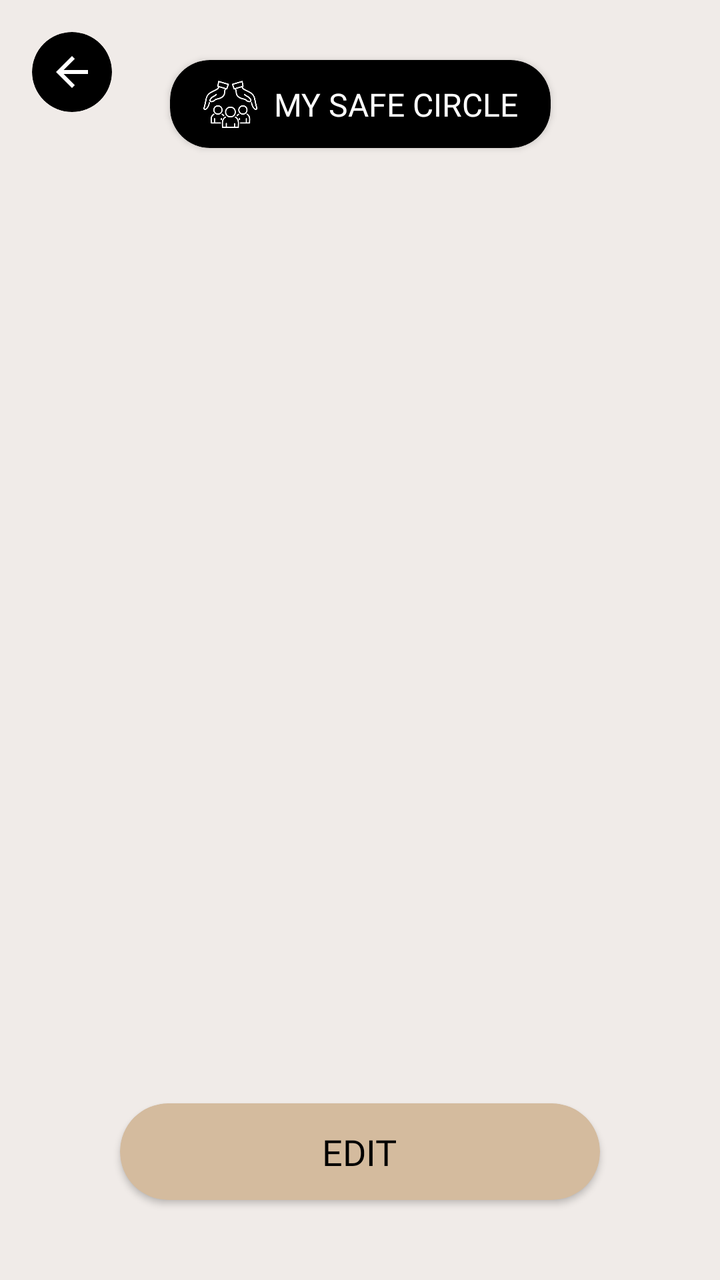
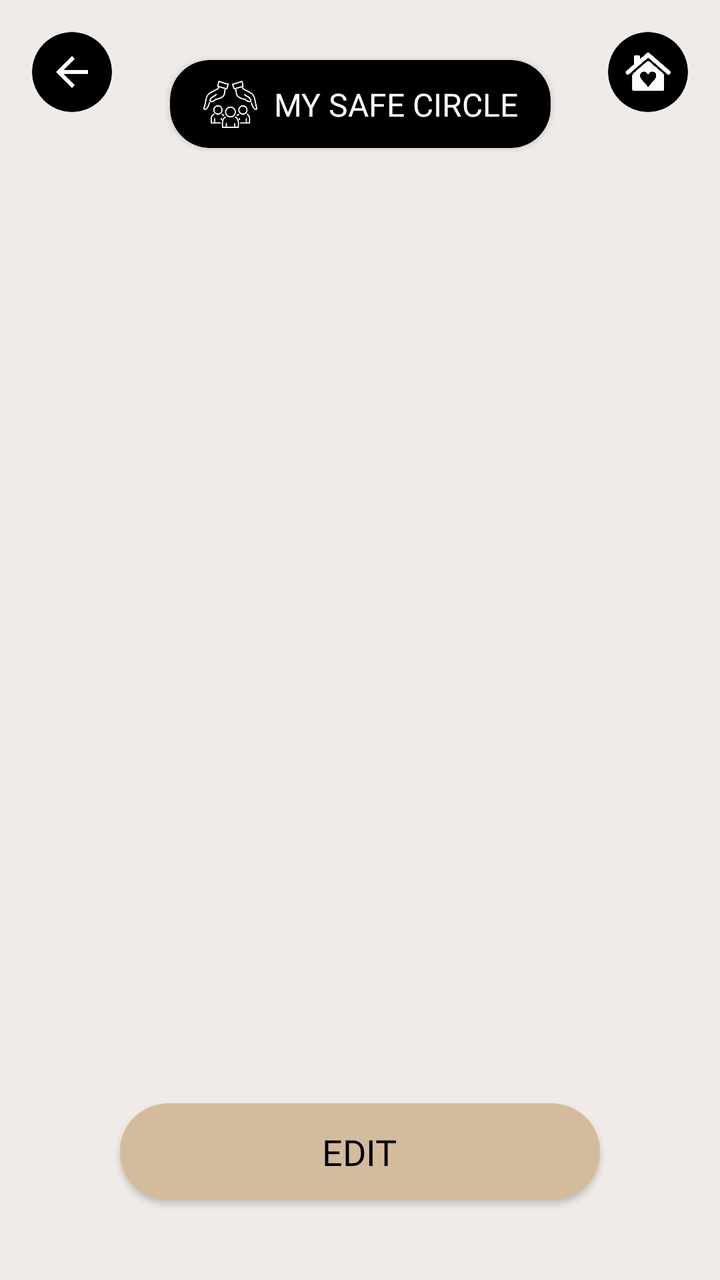

Screens rendered from an Android XML layout before and after an edit, with the pre-edit source and the edit as a unified diff.
<!-- AndroidManifest.xml: application theme Theme.SafeHer -->
<!-- res/layout/fragment_my_safe_circle.xml -->
<?xml version="1.0" encoding="utf-8"?>
<androidx.constraintlayout.widget.ConstraintLayout
    xmlns:android="http://schemas.android.com/apk/res/android"
    xmlns:app="http://schemas.android.com/apk/res-auto"
    android:layout_width="match_parent"
    android:layout_height="match_parent"
    android:background="@color/cream_background">

    
    <androidx.cardview.widget.CardView
        android:id="@+id/backButtonCard"
        android:layout_width="40dp"
        android:layout_height="40dp"
        android:layout_marginStart="16dp"
        android:layout_marginTop="16dp"
        app:cardBackgroundColor="#000000"
        app:cardCornerRadius="20dp"
        app:cardElevation="0dp"
        app:layout_constraintStart_toStartOf="parent"
        app:layout_constraintTop_toTopOf="parent">

        <ImageView
            android:id="@+id/backButton"
            android:layout_width="24dp"
            android:layout_height="24dp"
            android:layout_gravity="center"
            android:contentDescription="Back"
            android:src="@drawable/ic_back"
            app:tint="#FFFFFF" />
    </androidx.cardview.widget.CardView>

    
    <androidx.cardview.widget.CardView
        android:id="@+id/settingsTitleCard"
        android:layout_width="wrap_content"
        android:layout_height="wrap_content"
        android:layout_marginTop="30dp"
        app:cardBackgroundColor="#000000"
        app:cardCornerRadius="20dp"
        app:layout_constraintEnd_toEndOf="parent"
        app:layout_constraintStart_toStartOf="parent"
        app:layout_constraintTop_toTopOf="parent">

        <androidx.constraintlayout.widget.ConstraintLayout
            android:layout_width="wrap_content"
            android:layout_height="wrap_content"
            android:paddingHorizontal="16dp"
            android:paddingVertical="8dp">

            <ImageView
                android:id="@+id/safecircleIcon"
                android:layout_width="28dp"
                android:layout_height="28dp"
                android:layout_marginEnd="8dp"
                android:src="@drawable/safe_circle"
                app:layout_constraintBottom_toBottomOf="parent"
                app:layout_constraintStart_toStartOf="parent"
                app:layout_constraintTop_toTopOf="parent"
                app:tint="#FFFFFF" />

            <TextView
                android:layout_width="wrap_content"
                android:layout_height="wrap_content"
                android:layout_marginStart="8dp"
                android:fontFamily="@font/poppins_medium"
                android:text="MY SAFE CIRCLE"
                android:textColor="#FFFFFF"
                android:textSize="16sp"
                app:layout_constraintBottom_toBottomOf="parent"
                app:layout_constraintEnd_toEndOf="parent"
                app:layout_constraintStart_toEndOf="@id/safecircleIcon"
                app:layout_constraintTop_toTopOf="parent" />
        </androidx.constraintlayout.widget.ConstraintLayout>
    </androidx.cardview.widget.CardView>

    
    <androidx.recyclerview.widget.RecyclerView
        android:id="@+id/recyclerViewConfirm"
        android:layout_width="0dp"
        android:layout_marginTop="30dp"
        android:layout_height="0dp"
        android:background="@android:color/transparent"
        app:layout_constraintTop_toBottomOf="@id/settingsTitleCard"
        app:layout_constraintBottom_toTopOf="@id/editButton"
        app:layout_constraintStart_toStartOf="parent"
        app:layout_constraintEnd_toEndOf="parent" />

    
    <androidx.cardview.widget.CardView
        android:id="@+id/editButton"
        android:layout_width="0dp"
        android:layout_height="wrap_content"
        android:layout_marginHorizontal="60dp"
        android:layout_marginBottom="40dp"
        app:cardCornerRadius="24dp"
        app:cardElevation="2dp"
        app:cardBackgroundColor="@color/button_gold"
        app:layout_constraintBottom_toBottomOf="parent"
        app:layout_constraintStart_toStartOf="parent"
        app:layout_constraintEnd_toEndOf="parent">

        <LinearLayout
            android:layout_width="match_parent"
            android:layout_height="wrap_content"
            android:orientation="horizontal"
            android:gravity="center"
            android:padding="12dp">

            <TextView
                android:id="@+id/editText"
                android:layout_width="wrap_content"
                android:layout_height="wrap_content"
                android:fontFamily="@font/poppins_semibold"
                android:gravity="center"
                android:text="EDIT"
                android:textColor="#000000"
                android:textSize="18sp" />
        </LinearLayout>
    </androidx.cardview.widget.CardView>

</androidx.constraintlayout.widget.ConstraintLayout>
<!-- resources referenced by this layout -->
<resources>
  <color name="button_gold">#d4bb9e</color>
  <color name="cream_background">#f0ebe8</color>
  <!-- drawable ic_back (drawable) -->
  <?xml version="1.0" encoding="utf-8"?>
  <vector xmlns:android="http://schemas.android.com/apk/res/android"
      android:width="24dp"
      android:height="24dp"
      android:viewportWidth="24"
      android:viewportHeight="24">
      <path
          android:fillColor="#000000"
          android:pathData="M20,11H7.83l5.59,-5.59L12,4l-8,8 8,8 1.41,-1.41L7.83,13H20v-2z"/>
  </vector>
  <!-- drawable safe_circle: png bitmap (drawable, 47160 bytes) -->
  <style name="Theme.SafeHer" parent="Base.Theme.SafeHer" />
  <style name="Base.Theme.SafeHer" parent="Theme.MaterialComponents.NoActionBar">
          
          
      </style>
</resources>

<!-- the commit's change to res/layout/fragment_my_safe_circle.xml (unified diff, before → after) -->
@@ -26,6 +26,28 @@
             android:layout_gravity="center"
             android:contentDescription="Back"
             android:src="@drawable/ic_back"
+            app:tint="#FFFFFF" />
+    </androidx.cardview.widget.CardView>
+
+    
+    <androidx.cardview.widget.CardView
+        android:id="@+id/homeButtonCard"
+        android:layout_width="40dp"
+        android:layout_height="40dp"
+        android:layout_marginTop="16dp"
+        android:layout_marginEnd="16dp"
+        app:cardBackgroundColor="#000000"
+        app:cardCornerRadius="20dp"
+        app:cardElevation="0dp"
+        app:layout_constraintEnd_toEndOf="parent"
+        app:layout_constraintTop_toTopOf="parent">
+        <ImageView
+            android:id="@+id/homeButton"
+            android:layout_width="24dp"
+            android:layout_height="24dp"
+            android:layout_gravity="center"
+            android:contentDescription="Home"
+            android:src="@drawable/ic_home"
             app:tint="#FFFFFF" />
     </androidx.cardview.widget.CardView>
 
<!-- resource entries referenced after the edit -->
@@ -13,6 +13,7 @@
           android:fillColor="#000000"
           android:pathData="M20,11H7.83l5.59,-5.59L12,4l-8,8 8,8 1.41,-1.41L7.83,13H20v-2z"/>
   </vector>
+  <!-- drawable ic_home: png bitmap (drawable, 36408 bytes) -->
   <!-- drawable safe_circle: png bitmap (drawable, 47160 bytes) -->
   <style name="Theme.SafeHer" parent="Base.Theme.SafeHer" />
   <style name="Base.Theme.SafeHer" parent="Theme.MaterialComponents.NoActionBar">
